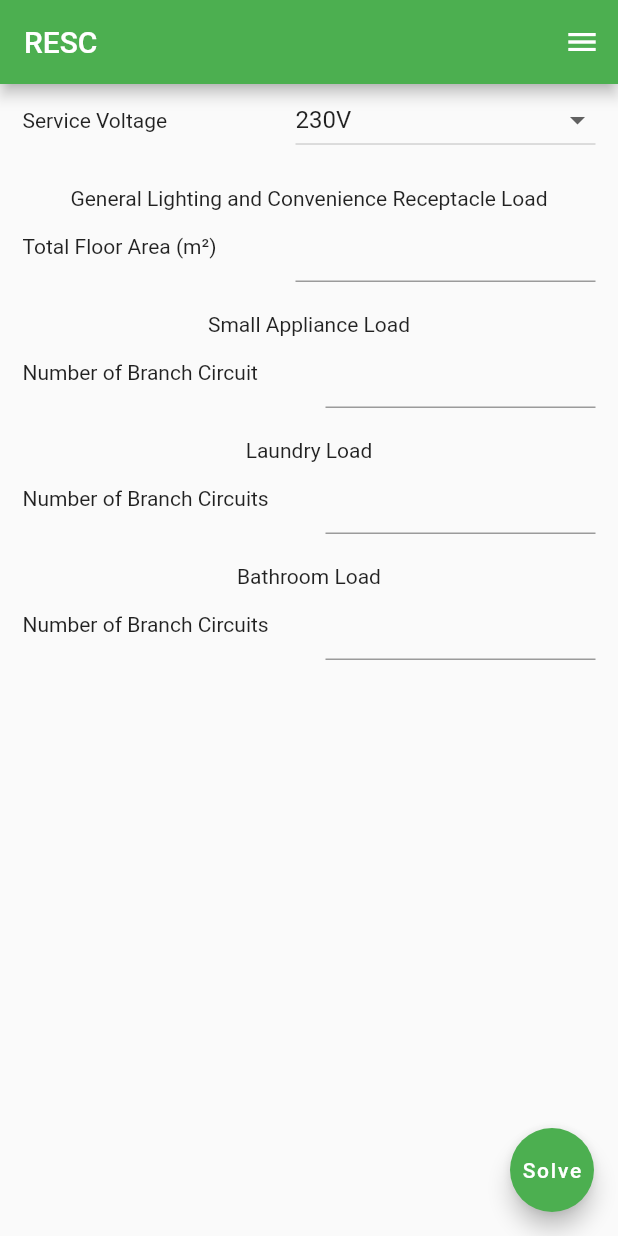
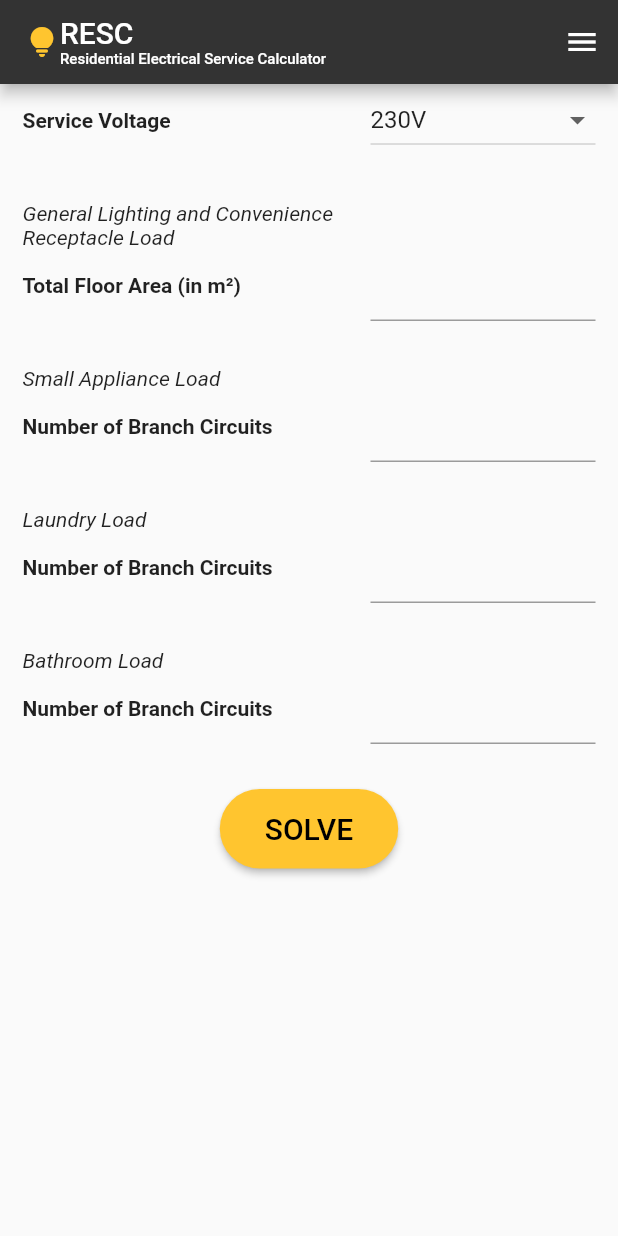
Before and after one commit to jhgalino/engg150RESC, a Flutter app: the screen it shows after launch, on a phone screen of 412 x 824 dp. Run offline on Flutter 3.47's test engine with Material 2 defaults, Android fonts, the phone set to English and light mode, and no system bars.

Commit message:
Finished MVP?

```diff
--- /dev/null
+++ b/lib/invariants/invariants.dart
@@ -0,0 +1,101 @@
+import 'package:flutter/material.dart';
+
+class Invariants {
+  static Map<int, Color> _generateSwatch(int r, int g, int b) {
+    return {
+      50: Color.fromRGBO(r, g, b, .1),
+      100: Color.fromRGBO(r, g, b, .2),
+      200: Color.fromRGBO(r, g, b, .3),
+      300: Color.fromRGBO(r, g, b, .4),
+      400: Color.fromRGBO(r, g, b, .5),
+      500: Color.fromRGBO(r, g, b, .6),
+      600: Color.fromRGBO(r, g, b, .7),
+      700: Color.fromRGBO(r, g, b, .8),
+      800: Color.fromRGBO(r, g, b, .9),
+      900: Color.fromRGBO(r, g, b, 1),
+    };
+  }
+
+  static Map<int, double> iflcToRecommendedSizeOfWires = {
+    25: 2.0,
+    30: 3.5,
+    40: 5.5,
+    55: 8.0,
+    75: 14,
+    95: 22,
+    115: 30,
+    130: 38,
+    150: 50,
+    170: 60,
+    205: 80,
+    240: 100,
+    285: 125,
+    320: 150,
+    345: 175,
+    360: 200,
+    425: 250,
+    490: 325,
+    530: 375,
+    535: 400,
+    595: 500
+  };
+
+  static List<int> mainProtectiveDevice = [
+    15,
+    20,
+    25,
+    30,
+    35,
+    40,
+    45,
+    50,
+    60,
+    70,
+    80,
+    90,
+    100,
+    110,
+    125,
+    150,
+    175,
+    200,
+    225,
+    250,
+    300,
+    350,
+    400,
+    450,
+    500,
+    600,
+    700,
+    800,
+    1000,
+    1200,
+    1600,
+    2000,
+    2500,
+    3000,
+    4000,
+    5000,
+    6000
+  ];
+
+  // colors
+  static MaterialColor get navBarColor =>
+      MaterialColor(0xFF333333, _generateSwatch(0x33, 0x33, 0x33));
+
+  static MaterialColor get yellow =>
+      MaterialColor(0xFFFFC52F, _generateSwatch(0xFF, 0xC5, 0x2F));
+
+  // paths
+  static String get iconPath => 'images/icon.png';
+
+  // sizes
+  static double get fontSizeSmall => 10.0;
+
+  static double get fontSizeMedium => 20.0;
+
+  static double get formWidth => 150.0;
+
+  static double get verticalSpacing => 30.0;
+}
--- a/lib/main.dart
+++ b/lib/main.dart
@@ -1,6 +1,12 @@
 import 'package:flutter/material.dart';
+import 'package:flutter/services.dart';
+import 'package:resc/components/computedLoadResult.dart';
+import 'package:resc/invariants/invariants.dart';
 
 void main() {
+  SystemChrome.setPreferredOrientations([
+    DeviceOrientation.portraitUp,
+  ]);
   runApp(const MyApp());
 }
 
@@ -13,16 +19,7 @@ class MyApp extends StatelessWidget {
     return MaterialApp(
       title: 'RESC',
       theme: ThemeData(
-        // This is the theme of your application.
-        //
-        // Try running your application with "flutter run". You'll see the
-        // application has a blue toolbar. Then, without quitting the app, try
-        // changing the primarySwatch below to Colors.green and then invoke
-        // "hot reload" (press "r" in the console where you ran "flutter run",
-        // or simply save your changes to "hot reload" in a Flutter IDE).
-        // Notice that the counter didn't reset back to zero; the application
-        // is not restarted.
-        primarySwatch: Colors.green,
+        primarySwatch: Invariants.navBarColor,
       ),
       home: const MyHomePage(title: 'RESC'),
     );
@@ -32,15 +29,6 @@ class MyApp extends StatelessWidget {
 class MyHomePage extends StatefulWidget {
   const MyHomePage({super.key, required this.title});
 
-  // This widget is the home page of your application. It is stateful, meaning
-  // that it has a State object (defined below) that contains fields that affect
-  // how it looks.
-
-  // This class is the configuration for the state. It holds the values (in this
-  // case the title) provided by the parent (in this case the App widget) and
-  // used by the build method of the State. Fields in a Widget subclass are
-  // always marked "final".
-
   final String title;
 
   @override
@@ -49,7 +37,7 @@ class MyHomePage extends StatefulWidget {
 
 class _MyHomePageState extends State<MyHomePage> {
   int _serviceVoltage = 230;
-  int? _totalFloorArea;
+  double? _totalFloorArea;
   int? _smallApplianceLoad;
   int? _laundryLoad;
   int? _bathroomLoad;
@@ -58,65 +46,6 @@ class _MyHomePageState extends State<MyHomePage> {
       _salValid = true,
       _llValid = true,
       _blValid = true;
-
-  // This widget shows the computed values
-  Widget computedDialog(int? floorArea, int? bcSAL, int? bcLL, int? bcBL) {
-    if (floorArea == null || bcSAL == null || bcLL == null || bcBL == null) {
-      return const SimpleDialog(
-        title: Center(
-          child: Text('Load Calculation Results'),
-        ),
-        children: <Widget>[Text('One or more inputs are invalid!')],
-      );
-    } else {
-      int glrcl = floorArea * 24;
-      int tSAL = bcSAL * 1500;
-      int tLL = bcLL * 1500;
-      int tBL = bcBL * 1500;
-      int TOT = glrcl + tSAL + tLL + tBL;
-      double ntl;
-
-      if (TOT >= 3000) {
-        ntl = 3000 + (TOT - 3000) * 0.35;
-      } else {
-        ntl = 3000 + (120000 - 3000) * 0.35 + (TOT - 120000) * 0.25;
-      }
-
-      ntl = ntl.roundToDouble();
-
-      return SimpleDialog(
-        title: const Center(
-          child: Text('Load Calculation Results'),
-        ),
-        children: <Widget>[
-          Column(
-            children: <Widget>[
-              Row(
-                children: [
-                  Expanded(
-                    child: Text(
-                        'General Lighting and Convenience Receptacle Load: $glrcl'),
-                  )
-                ],
-              ),
-              Row(
-                children: [Text('Total Small Appliance Load: $tSAL')],
-              ),
-              Row(
-                children: [
-                  Text('Total Laundry Load: $tLL'),
-                ],
-              ),
-              Row(children: [Text('Total Bathroom Load: $tBL')]),
-              Row(
-                children: [Text('Net Total Load: $ntl')],
-              )
-            ],
-          )
-        ],
-      );
-    }
-  }
 
   @override
   Widget build(BuildContext context) {
@@ -130,13 +59,29 @@ class _MyHomePageState extends State<MyHomePage> {
       appBar: AppBar(
         // Here we take the value from the MyHomePage object that was created by
         // the App.build method, and use it to set our appbar title.
-        title: Text(widget.title),
+        title: Row(
+          children: <Widget>[
+            Icon(
+              Icons.lightbulb_rounded,
+              color: Invariants.yellow,
+            ),
+            Column(
+              crossAxisAlignment: CrossAxisAlignment.start,
+              children: [
+                const Text('RESC'),
+                Text(
+                  'Residential Electrical Service Calculator',
+                  style: TextStyle(fontSize: Invariants.fontSizeSmall),
+                )
+              ],
+            )
+          ],
+        ),
         actions: <Widget>[
           // TODO: Add onSelected function
           PopupMenuButton(
             itemBuilder: (BuildContext context) => <PopupMenuEntry>[
-              const PopupMenuItem(
-                  child: Text('Reset Form')),
+              const PopupMenuItem(child: Text('Reset Form')),
               const PopupMenuItem(
                 child: Text('About RESC'),
               )
@@ -157,10 +102,13 @@ class _MyHomePageState extends State<MyHomePage> {
                 children: <Widget>[
                   Row(
                     children: [
-                      const Text('Service Voltage'),
+                      const Text(
+                        'Service Voltage',
+                        style: TextStyle(fontWeight: FontWeight.bold),
+                      ),
                       const Spacer(),
                       SizedBox(
-                        width: 200,
+                        width: Invariants.formWidth,
                         child: DropdownButton(
                           items: const <DropdownMenuItem<int>>[
                             DropdownMenuItem(value: 230, child: Text('230V')),
@@ -179,25 +127,38 @@ class _MyHomePageState extends State<MyHomePage> {
                       )
                     ],
                   ),
-                  const SizedBox(
-                    height: 20,
+                  SizedBox(
+                    height: Invariants.verticalSpacing,
                   ),
                   Row(
-                    mainAxisAlignment: MainAxisAlignment.center,
+                    mainAxisAlignment: MainAxisAlignment.start,
                     children: const <Widget>[
-                      Text('General Lighting and Convenience Receptacle Load')
+                      Flexible(
+                        flex: 3,
+                        child: Text(
+                          'General Lighting and Convenience Receptacle Load',
+                          style: TextStyle(fontStyle: FontStyle.italic),
+                        ),
+                      ),
+                      Spacer(
+                        flex: 2,
+                      )
+                      // SizedBox(child: Text('General Lighting and Convenience Receptacle Load'),)
                     ],
                   ),
                   // TODO: Add validation
                   Row(
                     children: [
-                      const Text('Total Floor Area (m\u00B2)'),
+                      const Text(
+                        'Total Floor Area (in m\u00B2)',
+                        style: TextStyle(fontWeight: FontWeight.bold),
+                      ),
                       const Spacer(),
                       SizedBox(
-                        width: 200,
+                        width: Invariants.formWidth,
                         child: TextField(
                           onChanged: (String value) {
-                            int? val = int.tryParse(value);
+                            double? val = double.tryParse(value);
                             if (val == null) {
                               setState(() {
                                 _floorAreaValid = false;
@@ -211,26 +172,41 @@ class _MyHomePageState extends State<MyHomePage> {
                             }
                           },
                           decoration: InputDecoration(
+                            suffixText: "m\u00B2",
                               errorText: _floorAreaValid
                                   ? null
-                                  : 'Floor area must be an integer'),
+                                  : 'Must be an integer'),
                         ),
                       )
                     ],
                   ),
-                  const SizedBox(
-                    height: 20,
+                  SizedBox(
+                    height: Invariants.verticalSpacing,
                   ),
                   Row(
-                    mainAxisAlignment: MainAxisAlignment.center,
-                    children: const <Widget>[Text('Small Appliance Load')],
+                    mainAxisAlignment: MainAxisAlignment.start,
+                    children: const <Widget>[
+                      Flexible(
+                        flex: 3,
+                        child: Text(
+                          'Small Appliance Load',
+                          style: TextStyle(fontStyle: FontStyle.italic),
+                        ),
+                      ),
+                      Spacer(
+                        flex: 2,
+                      )
+                    ],
                   ),
                   Row(
                     children: [
-                      const Text('Number of Branch Circuit'),
+                      const Text(
+                        'Number of Branch Circuits',
+                        style: TextStyle(fontWeight: FontWeight.bold),
+                      ),
                       const Spacer(),
                       SizedBox(
-                        width: 180,
+                        width: Invariants.formWidth,
                         child: TextField(
                           onChanged: (String value) {
                             int? val = int.tryParse(value);
@@ -254,19 +230,33 @@ class _MyHomePageState extends State<MyHomePage> {
                       )
                     ],
                   ),
-                  const SizedBox(
-                    height: 20,
+                  SizedBox(
+                    height: Invariants.verticalSpacing,
                   ),
                   Row(
-                    mainAxisAlignment: MainAxisAlignment.center,
-                    children: const <Widget>[Text('Laundry Load')],
+                    mainAxisAlignment: MainAxisAlignment.start,
+                    children: const <Widget>[
+                      Flexible(
+                        flex: 3,
+                        child: Text(
+                          'Laundry Load',
+                          style: TextStyle(fontStyle: FontStyle.italic),
+                        ),
+                      ),
+                      Spacer(
+                        flex: 2,
+                      )
+                    ],
                   ),
                   Row(
                     children: [
-                      const Text('Number of Branch Circuits'),
+                      const Text(
+                        'Number of Branch Circuits',
+                        style: TextStyle(fontWeight: FontWeight.bold),
+                      ),
                       const Spacer(),
                       SizedBox(
-                        width: 180,
+                        width: Invariants.formWidth,
                         child: TextField(
                           onChanged: (String value) {
                             int? val = int.tryParse(value);
@@ -290,19 +280,33 @@ class _MyHomePageState extends State<MyHomePage> {
                       )
                     ],
                   ),
-                  const SizedBox(
-                    height: 20,
+                  SizedBox(
+                    height: Invariants.verticalSpacing,
                   ),
                   Row(
-                    mainAxisAlignment: MainAxisAlignment.center,
-                    children: const <Widget>[Text('Bathroom Load')],
+                    mainAxisAlignment: MainAxisAlignment.start,
+                    children: const <Widget>[
+                      Flexible(
+                        flex: 3,
+                        child: Text(
+                          'Bathroom Load',
+                          style: TextStyle(fontStyle: FontStyle.italic),
+                        ),
+                      ),
+                      Spacer(
+                        flex: 2,
+                      )
+                    ],
                   ),
                   Row(
                     children: [
-                      const Text('Number of Branch Circuits'),
+                      const Text(
+                        'Number of Branch Circuits',
+                        style: TextStyle(fontWeight: FontWeight.bold),
+                      ),
                       const Spacer(),
                       SizedBox(
-                        width: 180,
+                        width: Invariants.formWidth,
                         child: TextField(
                           onChanged: (String value) {
                             int? val = int.tryParse(value);
@@ -325,6 +329,40 @@ class _MyHomePageState extends State<MyHomePage> {
                         ),
                       )
                     ],
+                  ),
+                  SizedBox(
+                    height: Invariants.verticalSpacing,
+                  ),
+                  Row(
+                    mainAxisAlignment: MainAxisAlignment.center,
+                    children: [
+                      ElevatedButton(
+                          onPressed: () {
+                            showDialog(
+                                context: context,
+                                builder: (BuildContext context) {
+                                  return CalcResult(
+                                    floorArea: _totalFloorArea,
+                                    bcSAL: _smallApplianceLoad,
+                                    bcLL: _laundryLoad,
+                                    bcBL: _bathroomLoad,
+                                    serviceVoltage: _serviceVoltage,
+                                  );
+                                });
+                          },
+                          style: ElevatedButton.styleFrom(
+                              backgroundColor: Invariants.yellow,
+                              foregroundColor: Colors.black,
+                              padding: const EdgeInsets.symmetric(
+                                  horizontal: 30.0, vertical: 15.0),
+                              shape: RoundedRectangleBorder(
+                                  borderRadius: BorderRadius.circular(50.0))),
+                          child: Text(
+                            'SOLVE',
+                            style:
+                                TextStyle(fontSize: Invariants.fontSizeMedium),
+                          ))
+                    ],
                   )
                 ],
               ),
@@ -332,18 +370,6 @@ class _MyHomePageState extends State<MyHomePage> {
           ],
         ),
       ),
-      floatingActionButton: FloatingActionButton(
-        onPressed: () {
-          showDialog(
-              context: context,
-              builder: (BuildContext context) {
-                return computedDialog(_totalFloorArea, _smallApplianceLoad,
-                    _laundryLoad, _bathroomLoad);
-              });
-        },
-        backgroundColor: Colors.green,
-        child: const Text('Solve'),
-      ),
     );
   }
 }
--- a/pubspec.yaml
+++ b/pubspec.yaml
@@ -60,8 +60,8 @@ flutter:
   uses-material-design: true
 
   # To add assets to your application, add an assets section, like this:
-  # assets:
-  #   - images/a_dot_burr.jpeg
+  assets:
+    - images/
   #   - images/a_dot_ham.jpeg
 
   # An image asset can refer to one or more resolution-specific "variants", see
```
Also changed, not shown: lib/calculations/calc.dart (added, +32 -0 lines), lib/components/computedLoadResult.dart (added, +178 -0 lines), lib/components/recommendations.dart (added, +52 -0 lines), images/icon.png (added), 2 other files.
